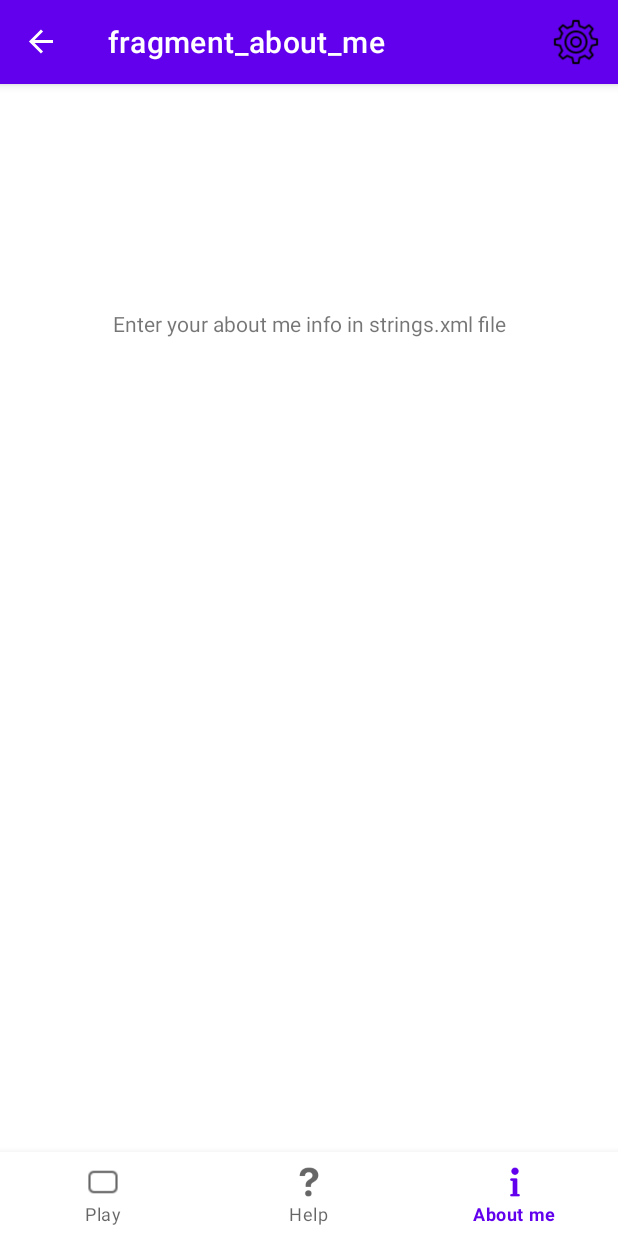
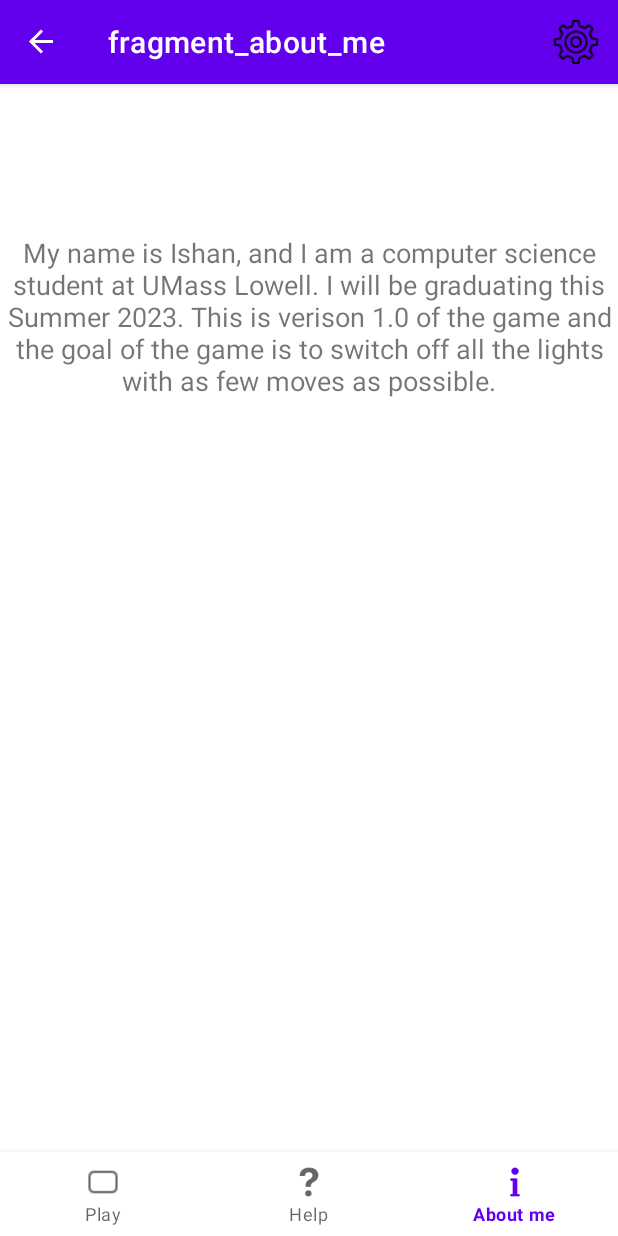
Before and after one commit to ip5038/moible-app-hw6, an Android app: the AboutMe screen opened through its navigation route, on a phone screen of 412 x 824 dp. Run offline under Robolectric (Android 15) with nearby library versions, the phone set to English and light mode, and no system bars; our stand-ins replace navigation-ui.

Commit message:
finish hw06

```diff
--- a/app/src/main/res/layout/fragment_about_me.xml
+++ b/app/src/main/res/layout/fragment_about_me.xml
@@ -11,9 +11,13 @@
         android:id="@+id/textView3"
         android:layout_width="wrap_content"
         android:layout_height="wrap_content"
-        android:layout_marginTop="150dp"
+        android:layout_marginStart="16dp"
+        android:layout_marginTop="100dp"
+        android:layout_marginEnd="16dp"
+        android:textSize="18dp"
         android:text="@string/aboutMe"
         app:layout_constraintEnd_toEndOf="parent"
         app:layout_constraintStart_toStartOf="parent"
+        android:gravity="center"
         app:layout_constraintTop_toTopOf="parent" />
 </androidx.constraintlayout.widget.ConstraintLayout>
--- a/app/src/main/res/layout/fragment_help.xml
+++ b/app/src/main/res/layout/fragment_help.xml
@@ -11,9 +11,13 @@
         android:id="@+id/textView2"
         android:layout_width="wrap_content"
         android:layout_height="wrap_content"
-        android:layout_marginTop="150dp"
+        android:layout_marginStart="16dp"
+        android:layout_marginTop="100dp"
+        android:layout_marginEnd="16dp"
         android:text="@string/helpMsg"
         app:layout_constraintEnd_toEndOf="parent"
         app:layout_constraintStart_toStartOf="parent"
+        android:textSize="18dp"
+        android:gravity="center"
         app:layout_constraintTop_toTopOf="parent" />
 </androidx.constraintlayout.widget.ConstraintLayout>
--- a/app/src/main/res/values/strings.xml
+++ b/app/src/main/res/values/strings.xml
@@ -2,8 +2,12 @@
     <string name="app_name">Lights Out</string>
     <string name="movesLabel">Moves:</string>
     <string name="newGameButtonTitle">New Game</string>
-    <string name="aboutMe">Enter your about me info in strings.xml file</string>
-    <string name="helpMsg"></string>
+    <string name="aboutMe">My name is Ishan, and I am a computer science student at UMass Lowell. I will be graduating this Summer 2023.
+        This is verison 1.0 of the game and the goal of the game is to switch off all the lights with as few moves as possible.
+    </string>
+    <string name="helpMsg">The game will start with random number of lights turned on. Click on any light and it
+        will toggle that light and the adjacent lights. To win the game, all lights must be turned off with as
+        few moves as possible. To change the light color, click on the settings icon on top right and choose a new color.</string>
     <string name="settingsTitle">Choose light color</string>
     <string name="redRadioBtn">Red</string>
     <string name="yellowRadioBtn">Yellow</string>
```
Also changed, not shown: app/src/main/java/com/mobileapp/hw06/MainActivity.java (+30 -0 lines), 5 other files.
